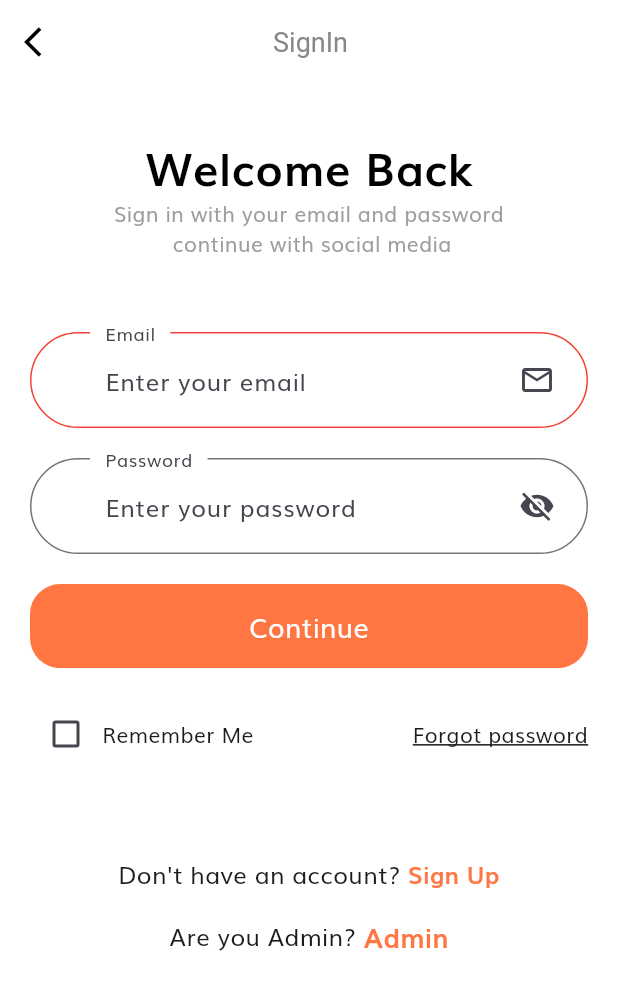
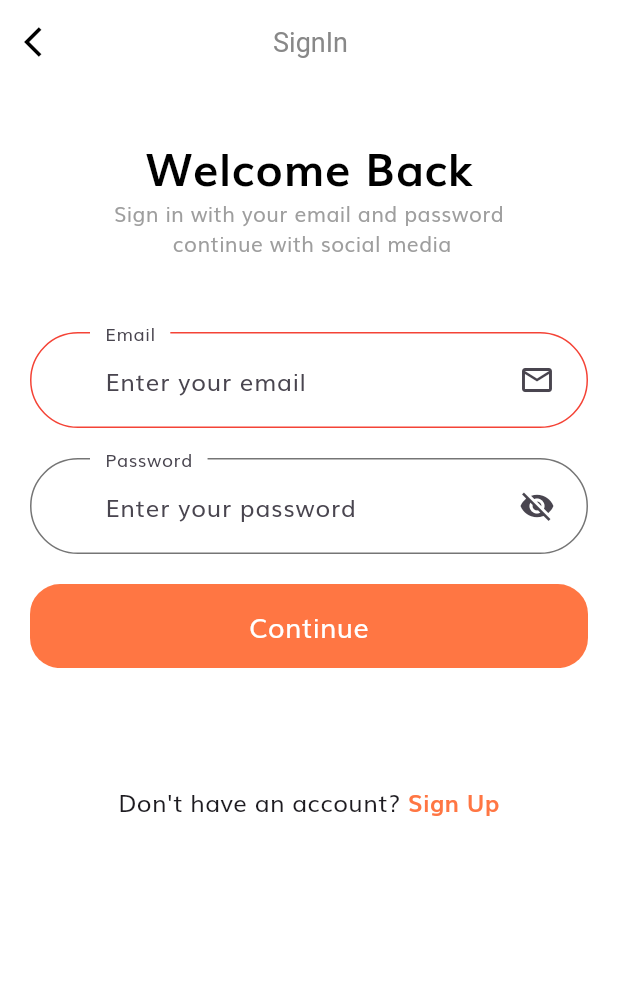
Before and after one commit to nikeshSaini/monad_frontend, a Flutter app: the SignInScreen screen opened directly, on a phone screen of 412 x 824 dp. Shown: the top 990 px of the screen. Run offline on Flutter 3.47's test engine with Material 3 defaults, Android fonts, the phone set to English and light mode, and no system bars; our stand-ins replace flutter_svg, geolocator, image_picker, shared_preferences; missing offline and left inert: jwt_decode; accounts and stored records are empty; network calls fail.

Commit message:
version 1.0.0

```diff
--- a/lib/components/signBody.dart
+++ b/lib/components/signBody.dart
@@ -149,35 +149,35 @@ class _signBodyState extends State<signBody> {
               login: () => _login(context),
             ),
             const SizedBox(height: 20),
-            Row(
-              children: [
-                Checkbox(
-                  value: remember,
-                  onChanged: (value) {
-                    setState(() {
-                      remember = value!;
-                    });
-                  },
-                ),
-                const Text("Remember Me"),
-                const Spacer(),
-                GestureDetector(
-                  onTap: () {
-                    // Navigator.push(
-                    //   context,
-                    //   MaterialPageRoute(
-                    //       builder: (context) => const forgotPassword()),
-                    // );
-                  },
-                  child: const Text(
-                    "Forgot password",
-                    style: TextStyle(
-                      decoration: TextDecoration.underline,
-                    ),
-                  ),
-                ),
-              ],
-            ),
+            // Row(
+            //   children: [
+            //     Checkbox(
+            //       value: remember,
+            //       onChanged: (value) {
+            //         setState(() {
+            //           remember = value!;
+            //         });
+            //       },
+            //     ),
+            //     // const Text("Remember Me"),
+            //     // const Spacer(),
+            //     // GestureDetector(
+            //     //   onTap: () {
+            //     //     // Navigator.push(
+            //     //     //   context,
+            //     //     //   MaterialPageRoute(
+            //     //     //       builder: (context) => const forgotPassword()),
+            //     //     // );
+            //     //   },
+            //     //   child: const Text(
+            //     //     "Forgot password",
+            //     //     style: TextStyle(
+            //     //       decoration: TextDecoration.underline,
+            //     //     ),
+            //     //   ),
+            //     // ),
+            //   ],
+            // ),
             SizedBox(height: screenHeight * 0.04),
             SizedBox(height: screenHeight * 0.03),
             Row(
@@ -209,34 +209,34 @@ class _signBodyState extends State<signBody> {
               ],
             ),
             const SizedBox(height: 10),
-            Row(
-              mainAxisAlignment: MainAxisAlignment.center,
-              crossAxisAlignment: CrossAxisAlignment.center,
-              children: [
-                SizedBox(height: 40,),
-                Text(
-                  "Are you Admin? ",
-                  style: TextStyle(
-                    fontSize: 16,
-                  ),
-                ),
-                InkWell(
-                  onTap: () {
-                    Navigator.push(
-                        context, MaterialPageRoute(builder: (context) => AdminSignInScreen()));
-                  },
-                  child: Text(
-                    "Admin",
-                    style: TextStyle(
-                      fontWeight: FontWeight.bold,
-                      color: kPrimaryColor,
-                      fontSize: 18
-                    ),
-                  ),
-                )
-              ],
-            ),
-            SizedBox(height: 10),
+            // Row(
+            //   mainAxisAlignment: MainAxisAlignment.center,
+            //   crossAxisAlignment: CrossAxisAlignment.center,
+            //   children: [
+            //     SizedBox(height: 40,),
+            //     Text(
+            //       "Are you Admin? ",
+            //       style: TextStyle(
+            //         fontSize: 16,
+            //       ),
+            //     ),
+            //     InkWell(
+            //       onTap: () {
+            //         Navigator.push(
+            //             context, MaterialPageRoute(builder: (context) => AdminSignInScreen()));
+            //       },
+            //       child: Text(
+            //         "Admin",
+            //         style: TextStyle(
+            //           fontWeight: FontWeight.bold,
+            //           color: kPrimaryColor,
+            //           fontSize: 18
+            //         ),
+            //       ),
+            //     )
+            //   ],
+            // ),
+            // SizedBox(height: 10),
           ],
         ),
       ),
--- a/lib/screen/attendancePreview.dart
+++ b/lib/screen/attendancePreview.dart
@@ -146,7 +146,10 @@ class _AttendancePreviewState extends State<AttendancePreview> {
                 scrollDirection: Axis.vertical,
                 child: SingleChildScrollView(
                   scrollDirection: Axis.horizontal,
-                  child: DataTable(
+                  child:attendanceDataList.isEmpty?Center(
+                    child: Text("No Data available"),
+                  ):
+                   DataTable(
                     columns: const <DataColumn>[
                       DataColumn(label: Text('S.No.')),
                       DataColumn(label: Text('Date')),
--- a/lib/screen/expensesPreview.dart
+++ b/lib/screen/expensesPreview.dart
@@ -37,7 +37,9 @@ class ExpensePreview extends StatelessWidget {
       ),
       body: SingleChildScrollView(
         scrollDirection: Axis.horizontal,
-        child: DataTable(
+        child:expenses.isEmpty?Text("No data available"):
+
+        DataTable(
           columns: <DataColumn>[
             DataColumn(label: Text('S.No.')),
             DataColumn(label: Text('Date')),
--- a/lib/screen/signInScreen.dart
+++ b/lib/screen/signInScreen.dart
@@ -36,7 +36,7 @@ class _SignInScreenState extends State<SignInScreen> {
             },
           ),
         ),
-        body: const signBody(),
+        body: SafeArea(child: const signBody()),
       ),
     );
   }
```
Also changed, not shown: lib/screen/HomePage.dart (+12 -19 lines), lib/screen/expenseForm.dart (+4 -3 lines), lib/screen/signup/SignUpBody.dart (+26 -0 lines).
